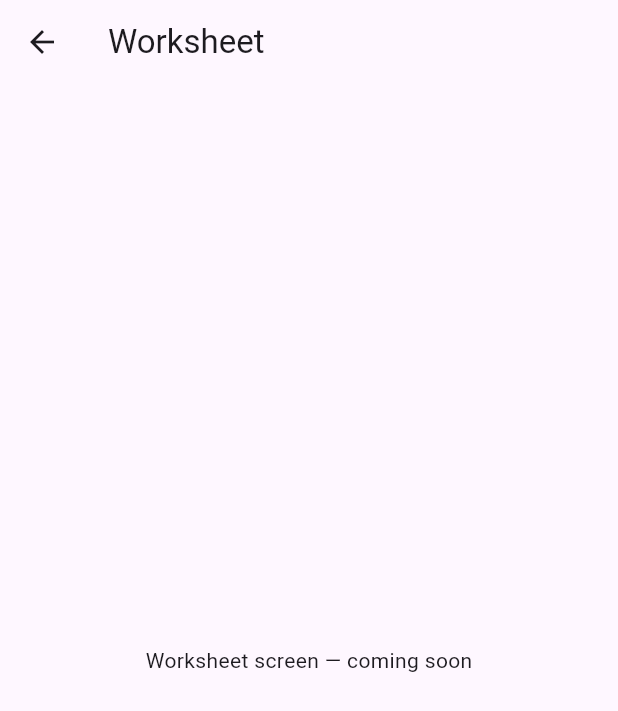
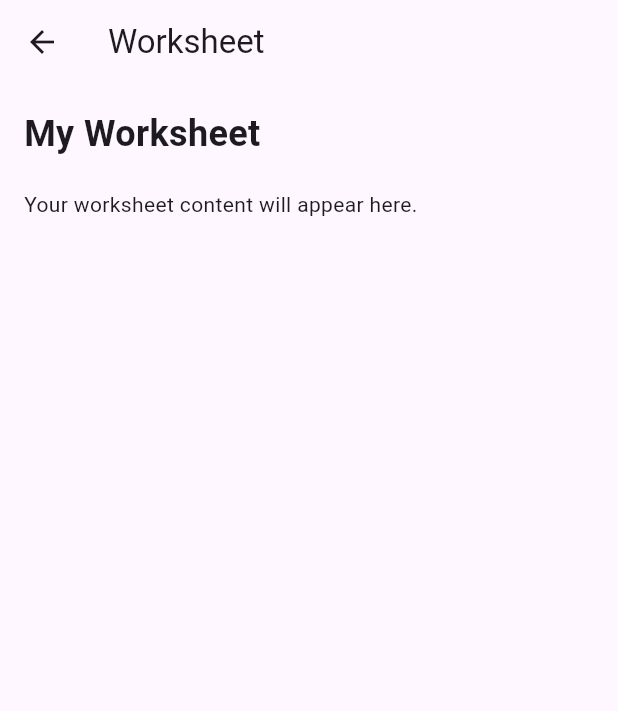
Before and after one commit to priyanshiy1312-ui/tribal_edu_app, a Flutter app: the WorksheetScreen screen opened directly, on a phone screen of 412 x 824 dp. Shown: the top 711 px of the screen. Run offline on Flutter 3.47's test engine with Material 3 defaults, Android fonts, the light colour scheme and no system bars.

Commit message:
Complete Worksheet screen scaffold for Person C

```diff
--- a/lib/screens/worksheet_screen.dart
+++ b/lib/screens/worksheet_screen.dart
@@ -7,7 +7,23 @@ class WorksheetScreen extends StatelessWidget {
   Widget build(BuildContext context) {
     return Scaffold(
       appBar: AppBar(title: const Text('Worksheet')),
-      body: const Center(child: Text('Worksheet screen — coming soon')),
+      body: const Padding(
+        padding: EdgeInsets.all(16.0),
+        child: Column(
+          crossAxisAlignment: CrossAxisAlignment.start,
+          children: [
+            Text(
+              'My Worksheet',
+              style: TextStyle(
+                fontSize: 24,
+                fontWeight: FontWeight.bold,
+              ),
+            ),
+            SizedBox(height: 20),
+            Text('Your worksheet content will appear here.'),
+          ],
+        ),
+      ),
     );
   }
 }
```
